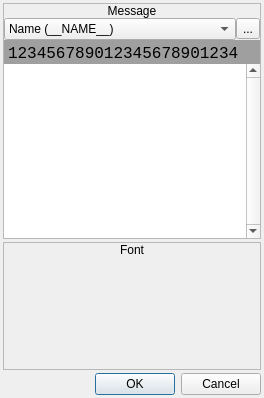
Old version of the form editor/src/configureevent_showmessage.ui in the repository tuxinator2009/PreludeToADream-Pokitto.
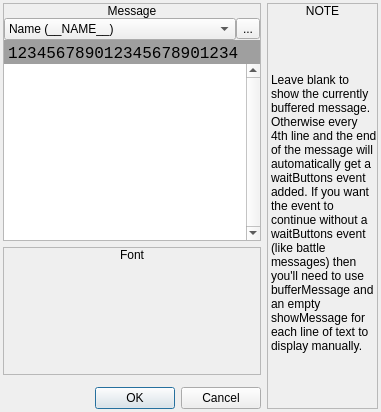
New version of the form. Icons and pictures are not drawn. Custom widgets are drawn as their Qt base class.

Commit message: Added ability to edit starting location and default name from within editor. Added some notes to certain events to make them easier to understand.

```diff
--- a/editor/src/configureevent_showmessage.ui
+++ b/editor/src/configureevent_showmessage.ui
@@ -6,8 +6,8 @@
    <rect>
     <x>0</x>
     <y>0</y>
-    <width>264</width>
-    <height>398</height>
+    <width>381</width>
+    <height>412</height>
    </rect>
   </property>
   <property name="windowTitle">
@@ -25,10 +25,7 @@
 	color: palette(window);
 }</string>
   </property>
-  <layout class="QVBoxLayout" name="verticalLayout_3">
-   <property name="spacing">
-    <number>3</number>
-   </property>
+  <layout class="QGridLayout" name="gridLayout">
    <property name="leftMargin">
     <number>3</number>
    </property>
@@ -41,7 +38,7 @@
    <property name="bottomMargin">
     <number>3</number>
    </property>
-   <item>
+   <item row="0" column="0">
     <widget class="QFrame" name="frame">
      <property name="frameShape">
       <enum>QFrame::StyledPanel</enum>
@@ -294,7 +291,7 @@
      </layout>
     </widget>
    </item>
-   <item>
+   <item row="1" column="0">
     <widget class="QFrame" name="frame_2">
      <property name="frameShape">
       <enum>QFrame::StyledPanel</enum>
@@ -380,7 +377,7 @@
      </layout>
     </widget>
    </item>
-   <item>
+   <item row="3" column="0">
     <widget class="QDialogButtonBox" name="buttonBox">
      <property name="orientation">
       <enum>Qt::Horizontal</enum>
@@ -390,6 +387,80 @@
      </property>
     </widget>
    </item>
+   <item row="0" column="1" rowspan="4">
+    <widget class="QFrame" name="frmVariable_6">
+     <property name="frameShape">
+      <enum>QFrame::StyledPanel</enum>
+     </property>
+     <property name="frameShadow">
+      <enum>QFrame::Raised</enum>
+     </property>
+     <layout class="QVBoxLayout" name="verticalLayout_9">
+      <property name="spacing">
+       <number>0</number>
+      </property>
+      <property name="leftMargin">
+       <number>0</number>
+      </property>
+      <property name="topMargin">
+       <number>0</number>
+      </property>
+      <property name="rightMargin">
+       <number>0</number>
+      </property>
+      <property name="bottomMargin">
+       <number>0</number>
+      </property>
+      <item>
+       <widget class="QLabel" name="label_9">
+        <property name="sizePolicy">
+         <sizepolicy hsizetype="Preferred" vsizetype="Fixed">
+          <horstretch>0</horstretch>
+          <verstretch>0</verstretch>
+         </sizepolicy>
+        </property>
+        <property name="text">
+         <string>NOTE</string>
+        </property>
+        <property name="alignment">
+         <set>Qt::AlignCenter</set>
+        </property>
+       </widget>
+      </item>
+      <item>
+       <widget class="QWidget" name="widget_10" native="true">
+        <layout class="QHBoxLayout" name="horizontalLayout_8">
+         <property name="spacing">
+          <number>3</number>
+         </property>
+         <property name="leftMargin">
+          <number>3</number>
+         </property>
+         <property name="topMargin">
+          <number>0</number>
+         </property>
+         <property name="rightMargin">
+          <number>0</number>
+         </property>
+         <property name="bottomMargin">
+          <number>0</number>
+         </property>
+         <item>
+          <widget class="QLabel" name="label_4">
+           <property name="text">
+            <string>Leave blank to show the currently buffered message. Otherwise every 4th line and the end of the message will automatically get a waitButtons event added. If you want the event to continue without a waitButtons event (like battle messages) then you'll need to use bufferMessage and an empty showMessage for each line of text to display manually.</string>
+           </property>
+           <property name="wordWrap">
+            <bool>true</bool>
+           </property>
+          </widget>
+         </item>
+        </layout>
+       </widget>
+      </item>
+     </layout>
+    </widget>
+   </item>
   </layout>
  </widget>
  <customwidgets>
```
The commit also changes 22 other files.
